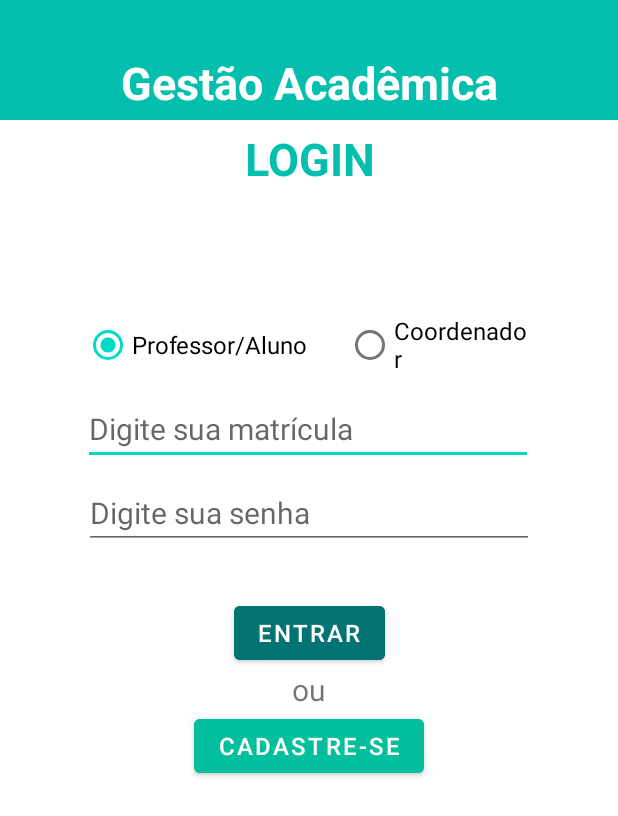
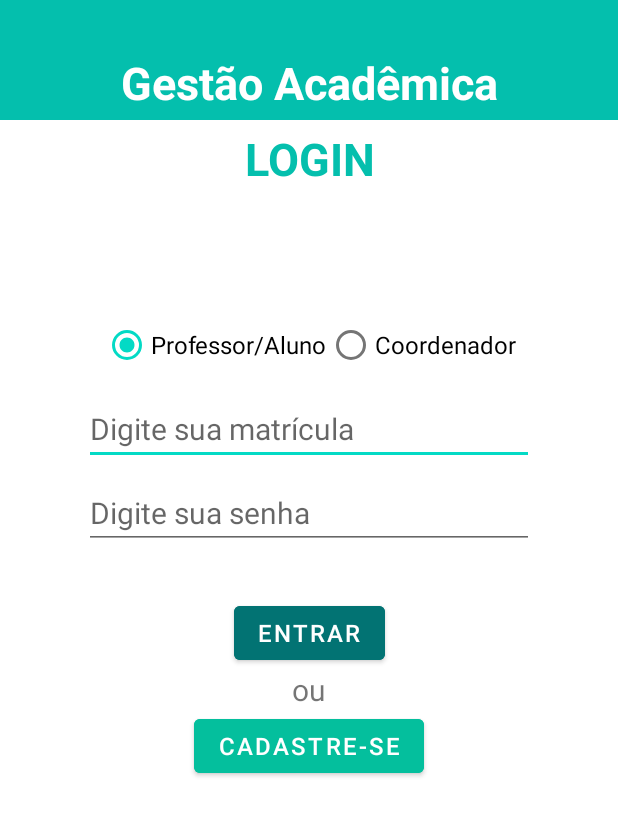
Before and after one commit to Ruben-BG/gestao-academica-android, an Android app: the screen it shows after launch (MainActivity), on a phone screen of 412 x 824 dp. Shown: the top 816 px of the screen. Run offline under Robolectric (Android 15) with nearby library versions, the phone set to English and light mode, and no system bars; 5 statements that could not run were skipped.

Commit message:
Melhora no aplicativo. Aplicativo iniciando normalmente. Ações dos botões sem funcionar.

```diff
--- a/app/build.gradle
+++ b/app/build.gradle
@@ -30,8 +30,8 @@ android {
     kotlinOptions {
         jvmTarget = '1.8'
     }
-    buildFeatures {//ativar o view binding no projeto android
-        viewBinding true
+    viewBinding {//ativar o view binding no projeto android
+        enabled = true
     }
     buildToolsVersion '33.0.1'
 }
--- a/app/src/main/java/com/ravtec/gestaoacademica/MainActivity.kt
+++ b/app/src/main/java/com/ravtec/gestaoacademica/MainActivity.kt
@@ -2,25 +2,26 @@ package com.ravtec.gestaoacademica
 
 import android.annotation.SuppressLint
 import android.content.ContentValues
+import android.content.Intent
 import androidx.appcompat.app.AppCompatActivity
 import android.os.Bundle
 import android.view.View
+import android.widget.Toast
 import com.ravtec.gestaoacademica.databinding.ActivityMainBinding
 
 class MainActivity : AppCompatActivity(), View.OnClickListener {
 
-    //ATRIBUTOS
-    var binding = ActivityMainBinding.inflate(layoutInflater)
-    val dbHelper = UsuariosDB(this)
+    private lateinit var binding: ActivityMainBinding
+    private val dbHelper = UsuariosDB(this)
 
-    //MÉTODOS
     @SuppressLint("Recycle")
     override fun onCreate(savedInstanceState: Bundle?) {
         super.onCreate(savedInstanceState)
         setContentView(R.layout.activity_main)
 
+        binding = ActivityMainBinding.inflate(layoutInflater)
+        val db = dbHelper.writableDatabase
 
-        val db = dbHelper.writableDatabase
         val valores = ContentValues().apply {
             put(UsuariosDB.UsuariosEntry.COLUMN_NAME_NOME, "Ronaldo Júnior")
             put(UsuariosDB.UsuariosEntry.COLUMN_NAME_NOMEUSUARIO, "RonaldoC")
@@ -31,16 +32,21 @@ class MainActivity : AppCompatActivity(), View.OnClickListener {
         }
         db?.insert(UsuariosDB.UsuariosEntry.TABLE_NAME, null, valores)
 
+        binding.botaoProfessorAluno.setOnClickListener(this)
+        binding.botaoCoordenador.setOnClickListener(this)
+        binding.botaoEntrar.setOnClickListener(this)
+        binding.botaoCadastro.setOnClickListener {
 
-        binding.botaoEntrar.setOnClickListener(this)
+        }
 
     }
 
     override fun onClick(view: View?) {
-        /*if (view!!.id == R.id.botaoEntrar) {
-
-
-
-        }*/
+        if (view!!.id == R.id.botaoCadastro) {
+            val navegarTelaCadastro = Intent(this, TelaCadastro::class.java)
+            startActivity(navegarTelaCadastro)
+        } else if (view.id == R.id.botaoEntrar) {
+            Toast.makeText(this, "lllllllllllll", Toast.LENGTH_SHORT).show()
+        }
     }
 }
--- a/app/src/main/res/layout/activity_main.xml
+++ b/app/src/main/res/layout/activity_main.xml
@@ -22,7 +22,7 @@
             android:layout_marginTop="30dp"
             android:text="Gestão Acadêmica"
             android:textAlignment="center"
-            android:textColor="@color/white"
+            android:textColor="@color/tituloInicial"
             android:textSize="30sp"
             android:textStyle="bold"
             app:layout_constraintBottom_toBottomOf="parent"
@@ -48,7 +48,7 @@
 
     <RadioGroup
         android:id="@+id/botaoGrupo"
-        android:layout_width="300dp"
+        android:layout_width="wrap_content"
         android:layout_height="wrap_content"
         android:layout_marginTop="80dp"
         android:baselineAligned="false"
@@ -62,7 +62,6 @@
             android:id="@+id/botaoProfessorAluno"
             android:layout_width="wrap_content"
             android:layout_height="wrap_content"
-            android:layout_marginRight="25dp"
             android:text="Professor/Aluno"
             android:textSize="16sp" />
 
@@ -85,7 +84,6 @@
         android:inputType="textPersonName"
         android:textSize="20sp"
         app:layout_constraintEnd_toEndOf="parent"
-        app:layout_constraintHorizontal_bias="0.495"
         app:layout_constraintStart_toStartOf="parent"
         app:layout_constraintTop_toBottomOf="@+id/botaoGrupo" />
 
--- /dev/null
+++ b/app/src/main/res/values-land/dimens.xml
@@ -0,0 +1,3 @@
+<resources>
+      <dimen name="fab_margin">48dp</dimen>
+   </resources>
--- /dev/null
+++ b/app/src/main/res/values-night/colors.xml
@@ -0,0 +1,4 @@
+<?xml version="1.0" encoding="utf-8"?>
+<resources>
+    <color name="tituloInicial">#000000</color>
+</resources>
--- a/app/src/main/res/values-night/themes.xml
+++ b/app/src/main/res/values-night/themes.xml
@@ -2,8 +2,8 @@
     <!-- Base application theme. NoActionBar para remover barra inicial -->
     <style name="Theme.GestaoAcadêmica" parent="Theme.MaterialComponents.DayNight.NoActionBar">
         <!-- Primary brand color. -->
-        <item name="colorPrimary">@color/purple_200</item>
-        <item name="colorPrimaryVariant">@color/purple_700</item>
+        <item name="colorPrimary">@color/azul_claro</item>
+        <item name="colorPrimaryVariant">@color/azul_base</item>
         <item name="colorOnPrimary">@color/black</item>
         <!-- Secondary brand color. -->
         <item name="colorSecondary">@color/teal_200</item>
--- /dev/null
+++ b/app/src/main/res/values-w1240dp/dimens.xml
@@ -0,0 +1,3 @@
+<resources>
+      <dimen name="fab_margin">200dp</dimen>
+   </resources>
--- /dev/null
+++ b/app/src/main/res/values-w600dp/dimens.xml
@@ -0,0 +1,3 @@
+<resources>
+      <dimen name="fab_margin">48dp</dimen>
+   </resources>
--- a/app/src/main/res/values/colors.xml
+++ b/app/src/main/res/values/colors.xml
@@ -6,6 +6,7 @@
     <color name="verde_azulado">#04BF9D</color>
     <color name="cinza_claro">#CACACA</color>
     <color name="cinza_escuro">#878787</color>
+    <color name="tituloInicial">#FFFFFFFF</color>
 
     <color name="purple_200">#FFBB86FC</color>
     <color name="purple_500">#FF6200EE</color>
--- /dev/null
+++ b/app/src/main/res/values/dimens.xml
@@ -0,0 +1,3 @@
+<resources>
+      <dimen name="fab_margin">16dp</dimen>
+   </resources>
--- a/app/src/main/res/values/themes.xml
+++ b/app/src/main/res/values/themes.xml
@@ -2,8 +2,8 @@
     <!-- Base application theme. NoActionBar para remover barra inicial -->
     <style name="Theme.GestaoAcadêmica" parent="Theme.MaterialComponents.DayNight.NoActionBar">
         <!-- Primary brand color. -->
-        <item name="colorPrimary">@color/purple_500</item>
-        <item name="colorPrimaryVariant">@color/purple_700</item>
+        <item name="colorPrimary">@color/verde_base</item>
+        <item name="colorPrimaryVariant">@color/azul_base</item>
         <item name="colorOnPrimary">@color/white</item>
         <!-- Secondary brand color. -->
         <item name="colorSecondary">@color/teal_200</item>
```
Also changed, not shown: app/src/main/AndroidManifest.xml (+7 -0 lines), app/src/main/java/com/ravtec/gestaoacademica/TelaCadastro.kt (added, +11 -0 lines), app/src/main/res/layout/activity_tela_cadastro.xml (added, +19 -0 lines).
